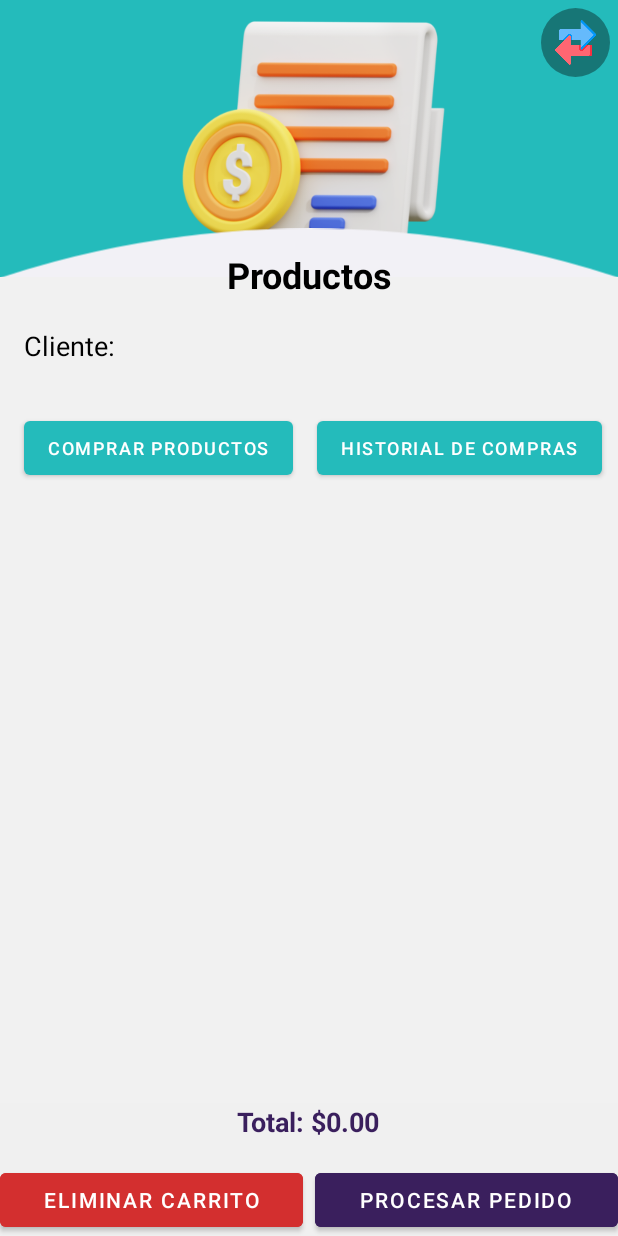
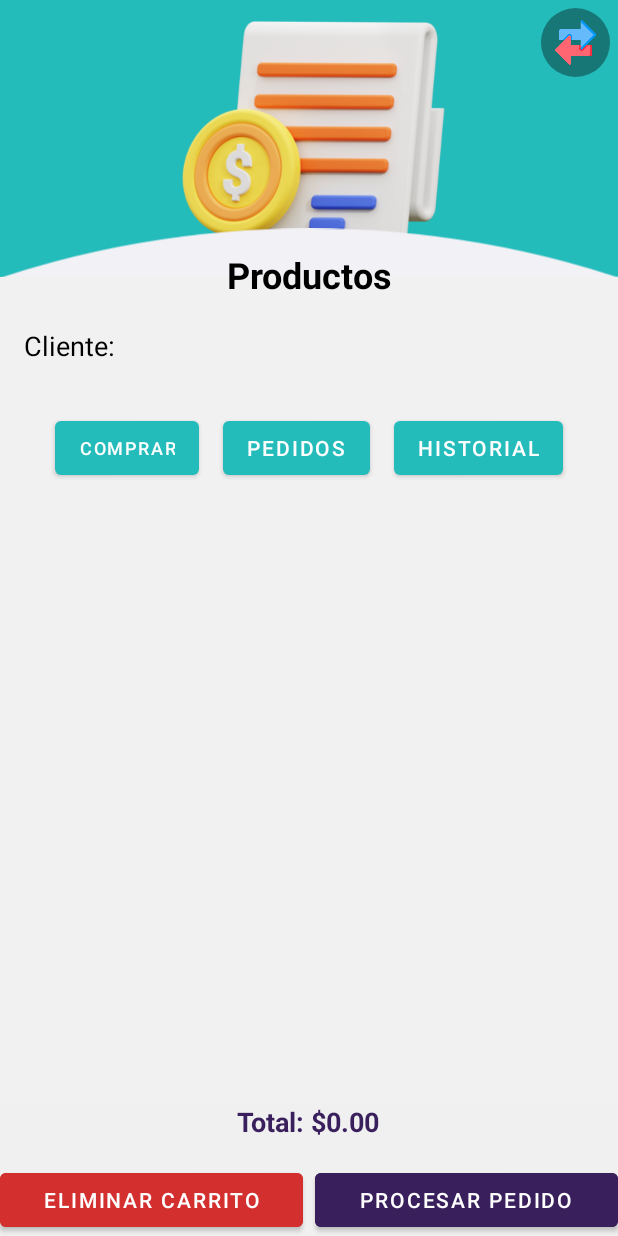
Before and after one commit to IngSolutionPA/IMA_TIENDA, an Android app built with Jetpack Compose: the ComprasActivity screen opened directly, with no data from a screen before it, on a phone screen of 412 x 824 dp. Run offline under Robolectric (Android 15) with nearby library versions, the phone set to English and light mode, and no system bars; 1 statement that could not run was skipped.

Commit message:
Se implemento la zona de pedidos para reservar los productos por un tiempo determinado

```diff
--- a/app/src/main/java/com/example/ima_tienda/ApiService.kt
+++ b/app/src/main/java/com/example/ima_tienda/ApiService.kt
@@ -75,5 +75,11 @@ interface ApiService {
     @GET("compras/disponible/{cedula}")
     fun obtenerProductosDisponibles(@Path("cedula") cedula: String): Call<List<ProductoDisponible>>
 
+    @POST("compras/registrar_pedido/")
+    fun registrarPedido(@Body pedido: Pedido): Call<Pedido> // Se espera un objeto Pedido para registrar
+
+    @GET("pedidos/{cedula}")
+    fun obtenerHistorialPedidos(@Path("cedula") cedula: String): Call<List<Pedidos_pendientes>>
+
 
 }
--- /dev/null
+++ b/app/src/main/java/com/example/ima_tienda/ProductoSeleccionado.kt
@@ -0,0 +1,6 @@
+package com.example.ima_tienda
+
+data class ProductoSeleccionado(
+    val producto: ProductoDisponible,
+    val cantidad: Int
+)
--- a/app/src/main/res/layout/activity_compras.xml
+++ b/app/src/main/res/layout/activity_compras.xml
@@ -5,9 +5,6 @@
     android:background="#24BBBB">
 
     <!-- Imagen de productos -->
-
-    <!-- Arco debajo de la imagen de productos -->
-
     <ImageView
         android:id="@+id/imageView"
         android:layout_width="wrap_content"
@@ -30,8 +27,6 @@
 
     <!-- Botón para agregar un nuevo producto -->
 
-    <!-- Lottie AnimationView para la animación de carga -->
-
     <View
         android:id="@+id/view2"
         android:layout_width="match_parent"
@@ -46,6 +41,7 @@
         android:layout_marginBottom="-177dp"
         android:background="#482FAF"
         android:backgroundTint="#F1F1F1" />
+
     <TextView
         android:id="@+id/text_cliente"
         android:layout_width="match_parent"
@@ -54,30 +50,40 @@
         android:layout_margin="16dp"
         android:text="Cliente: "
         android:textSize="18sp" />
-    <!-- Botón "Comprar Productos" -->
+
+    <LinearLayout
+        android:layout_width="match_parent"
+        android:layout_height="wrap_content"
+        android:orientation="horizontal"
+        android:gravity="center"
+        android:layout_below="@+id/text_cliente"
+        android:layout_marginTop="16dp">
+
+        <!-- Botón "Comprar" -->
         <Button
             android:id="@+id/btn_comprar_productos"
             android:layout_width="wrap_content"
             android:layout_height="wrap_content"
-        android:layout_below="@+id/text_cliente"
-        android:layout_alignParentStart="true"
-        android:layout_marginStart="16dp"
-        android:layout_marginTop="16dp"
-        android:text="Comprar Productos"
-        android:textSize="12sp" />
+            android:text="Comprar"
+            android:textSize="12sp"
+            android:layout_marginEnd="16dp"/>
 
-    <!-- Botón "Historial de Compras" -->
+        <!-- Botón "Pedidos" -->
+        <Button
+            android:id="@+id/btn_historial_pedidos"
+            android:layout_width="wrap_content"
+            android:layout_height="wrap_content"
+            android:text="Pedidos"
+            android:layout_marginEnd="16dp"/>
+
+        <!-- Botón "Historial" -->
         <Button
             android:id="@+id/btn_historial_compras"
             android:layout_width="wrap_content"
             android:layout_height="wrap_content"
-        android:layout_below="@+id/text_cliente"
-        android:layout_marginStart="16dp"
-        android:layout_marginTop="16dp"
-        android:layout_toEndOf="@id/btn_comprar_productos"
-        android:text="Historial de Compras"
-        android:textSize="12sp" />
+            android:text="Historial" />
 
+    </LinearLayout>
 
     <com.airbnb.lottie.LottieAnimationView
         android:id="@+id/loadingAnimation"
@@ -100,9 +106,8 @@
         android:layout_marginTop="132dp"
         android:layout_marginEnd="0dp"
         android:layout_marginBottom="68dp"
-        android:visibility="invisible">
+        android:visibility="invisible" />
 
-    </androidx.recyclerview.widget.RecyclerView>
     <!-- Contenedor para el total -->
     <LinearLayout
         android:id="@+id/layout_total_pedido"
@@ -122,15 +127,15 @@
             android:textColor="#3A1F5D"
             android:textSize="18sp"
             android:textStyle="bold"
-            android:layout_marginBottom="16dp"
-            /> <!-- Espaciado entre el texto y los botones -->
+            android:layout_marginBottom="16dp" />
 
         <!-- Botones para eliminar carrito y procesar pedido -->
         <LinearLayout
             android:layout_width="match_parent"
             android:layout_height="wrap_content"
             android:orientation="horizontal"
-            android:gravity="center">     <Button
+            android:gravity="center">
+            <Button
                 android:id="@+id/btn_eliminar_carrito"
                 android:layout_width="0dp"
                 android:layout_height="wrap_content"
@@ -139,9 +144,6 @@
                 android:backgroundTint="#D32F2F"
                 android:textColor="#FFFFFF"
                 android:layout_marginEnd="8dp"/>
-
-
-
             <Button
                 android:id="@+id/btn_procesar_pedido"
                 android:layout_width="0dp"
@@ -152,7 +154,6 @@
                 android:textColor="#FFFFFF"/>
         </LinearLayout>
     </LinearLayout>
-
 
     <TextView
         android:id="@+id/textView2"
@@ -166,6 +167,7 @@
         android:text="Productos"
         android:textSize="24sp"
         android:textStyle="bold" />
+
     <!-- Icono de cerrar sesión -->
     <FrameLayout
         android:layout_width="wrap_content"
@@ -180,7 +182,6 @@
             android:layout_width="30dp"
             android:layout_height="30dp"
             app:srcCompat="@drawable/intercambio" />
-    </FrameLayout><!-- Reemplaza con tu icono -->
-
+    </FrameLayout>
 
 </RelativeLayout>
```
Also changed, not shown: app/src/main/java/com/example/ima_tienda/ComprasActivity.kt (+116 -0 lines), app/src/main/java/com/example/ima_tienda/Pedido.kt (added, +8 -0 lines), app/src/main/java/com/example/ima_tienda/PedidosAdapter.kt (added, +88 -0 lines), app/src/main/java/com/example/ima_tienda/Pedidos_pendientes.kt (added, +29 -0 lines), app/src/main/java/com/example/ima_tienda/ProductosDisponiblesAdapter.kt (+11 -0 lines), app/src/main/res/layout/item_pedido.xml (added, +119 -0 lines). Lines whose indentation alone changed are shown as unchanged.
